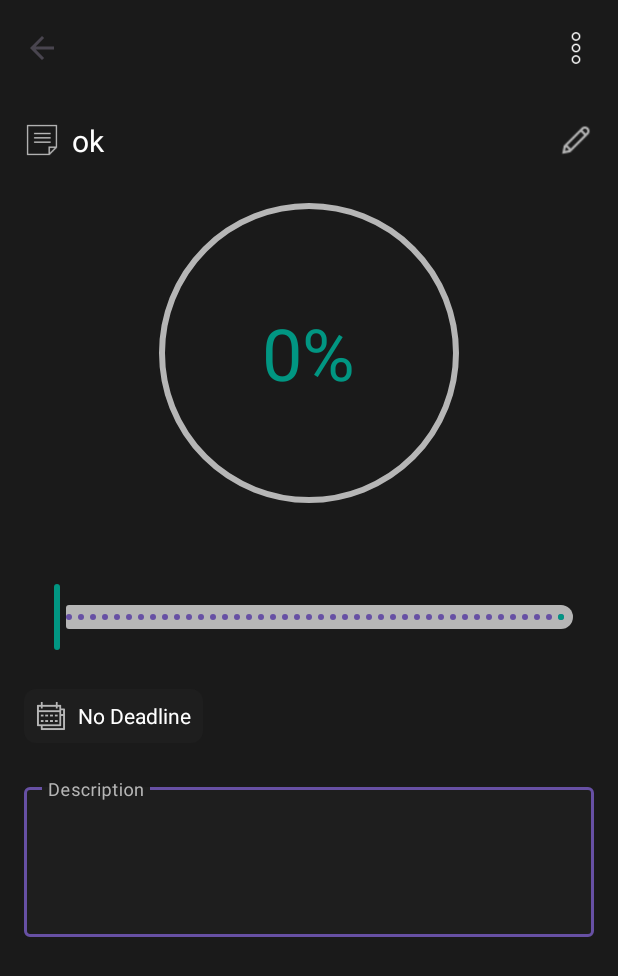
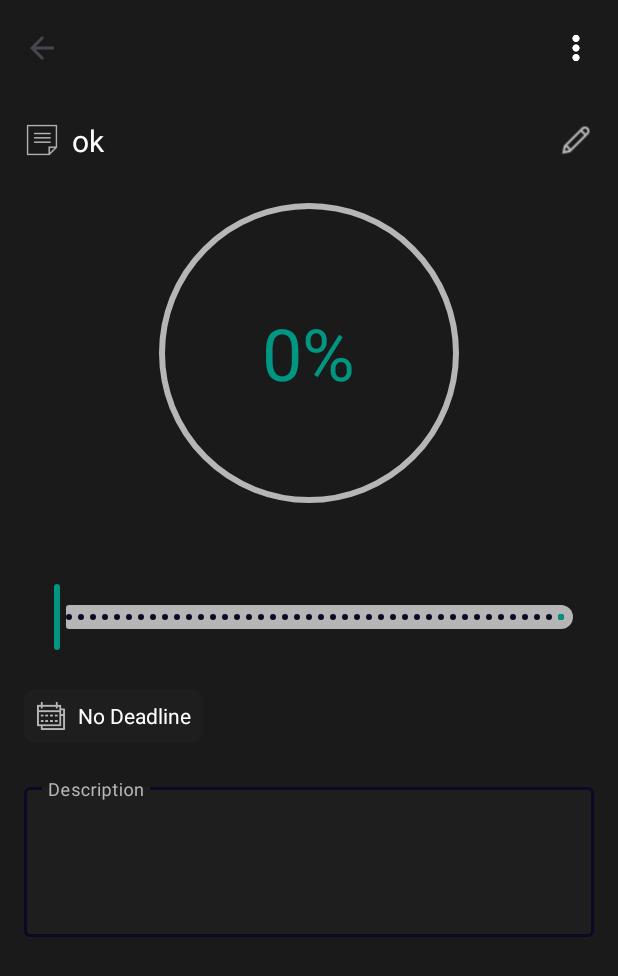
Before and after one commit to Sheild007/FocusBuddy-a-task-managemnt-app, an Android app: the taskDetails screen opened directly, with no data from a screen before it, on a phone screen of 412 x 824 dp. Shown: the top 976 px of the screen. Run offline under Robolectric (Android 15) with nearby library versions, the phone set to English and light mode, and no system bars.

Commit message:
UI color fixed

```diff
--- a/app/src/main/java/com/example/focusbuddy/MainActivity.java
+++ b/app/src/main/java/com/example/focusbuddy/MainActivity.java
@@ -40,9 +40,6 @@
         super.onCreate(savedInstanceState);
         setContentView(R.layout.activity_main);
 
-        if (Build.VERSION.SDK_INT >= Build.VERSION_CODES.LOLLIPOP) {
-            getWindow().setStatusBarColor(ContextCompat.getColor(this, R.color.new_status_bar_color));
-        }
 
 
         drawerLayout = findViewById(R.id.drawer_layout);
--- a/app/src/main/res/values-night/themes.xml
+++ b/app/src/main/res/values-night/themes.xml
@@ -1,7 +1,29 @@
+<?xml version="1.0" encoding="utf-8"?>
 <resources xmlns:tools="http://schemas.android.com/tools">
-    <!-- Base application theme. -->
+    <!-- Base application theme for Dark Mode using Material3 with DayNight support and NoActionBar -->
     <style name="Base.Theme.FocusBuddy" parent="Theme.Material3.DayNight.NoActionBar">
-        <!-- Customize your dark theme here. -->
-        <!-- <item name="colorPrimary">@color/my_dark_primary</item> -->
+        <!-- Primary brand color for dark theme -->
+        <item name="colorPrimary">@color/primary_dark</item>
+        <item name="colorPrimaryVariant">@color/primary</item>
+        <item name="colorOnPrimary">@color/on_primary</item>
+
+        <!-- Secondary brand color for dark theme -->
+        <item name="colorSecondary">@color/secondary_dark</item>
+        <item name="colorSecondaryVariant">@color/secondary</item>
+        <item name="colorOnSecondary">@color/on_secondary</item>
+
+        <!-- Background colors for dark theme -->
+        <item name="android:colorBackground">@color/background_dark</item>
+        <item name="colorSurface">@color/surface_dark</item>
+        <item name="colorOnBackground">@color/on_background</item>
+        <item name="colorOnSurface">@color/on_surface</item>
+
+        <!-- Status bar and navigation bar colors for dark theme -->
+        <item name="android:statusBarColor" tools:targetApi="l">@color/background_dark</item>
+        <item name="android:navigationBarColor">@color/black</item>
+
+        <!-- Error and on-error colors -->
+        <item name="colorError">@color/error</item>
+        <item name="colorOnError">@color/on_error</item>
     </style>
 </resources>
--- a/app/src/main/res/values/colors.xml
+++ b/app/src/main/res/values/colors.xml
@@ -1,5 +1,6 @@
 <?xml version="1.0" encoding="utf-8"?>
 <resources>
+    <!-- Old Colors -->
     <color name="black">#FF000000</color>
     <color name="white">#FFFFFFFF</color>
     <color name="gray">#b6b6b6</color>
@@ -18,4 +19,27 @@
     <color name="new_status_bar_color">#0d0823</color> <!-- Replace with your desired color -->
     <color name="card_background">#1E1E1E</color>
     <color name="surface_dark">#1E1E1E</color>
+    <color name="date_background">#33FFFFFF</color>
+
+    <!-- New Primary and Secondary Colors -->
+    <color name="primary">#0d0823</color>
+    <color name="primary_light">#2d2842</color>
+    <color name="primary_dark">#060412</color>
+
+    <!-- Secondary color (a complementary color to the primary) -->
+    <color name="secondary">#f0e68c</color>
+    <color name="secondary_light">#fff5ba</color>
+    <color name="secondary_dark">#beb460</color>
+
+    <!-- Additional colors for various purposes -->
+    <color name="background">#f5f5f7</color>
+    <color name="surface">#ffffff</color>
+    <color name="error">#b00020</color>
+
+    <!-- Text colors -->
+    <color name="on_primary">#ffffff</color>
+    <color name="on_secondary">#000000</color>
+    <color name="on_background">#000000</color>
+    <color name="on_surface">#000000</color>
+    <color name="on_error">#ffffff</color>
 </resources>
--- a/app/src/main/res/values/styles.xml
+++ b/app/src/main/res/values/styles.xml
@@ -6,4 +6,9 @@
         <item name="itemBackground">@color/background_dark</item>
 
     </style>
+
+
+    <style name="CustomPopupMenu" parent="Widget.AppCompat.PopupMenu">
+        <item name="android:popupBackground">@color/background_dark</item>
+    </style>
 </resources>
--- a/app/src/main/res/values/themes.xml
+++ b/app/src/main/res/values/themes.xml
@@ -1,14 +1,35 @@
+<?xml version="1.0" encoding="utf-8"?>
 <resources xmlns:tools="http://schemas.android.com/tools">
-    <!-- Base application theme. -->
+    <!-- Base application theme using Material3 with DayNight support and NoActionBar -->
     <style name="Base.Theme.FocusBuddy" parent="Theme.Material3.DayNight.NoActionBar">
-        <!-- Customize your light theme here. -->
-        <!-- <item name="colorPrimary">@color/my_light_primary</item> -->
+        <!-- Primary brand color -->
+        <item name="colorPrimary">@color/primary</item>
+        <item name="colorPrimaryVariant">@color/primary_dark</item>
+        <item name="colorOnPrimary">@color/on_primary</item>
+
+        <!-- Secondary brand color -->
+        <item name="colorSecondary">@color/secondary</item>
+        <item name="colorSecondaryVariant">@color/secondary_dark</item>
+        <item name="colorOnSecondary">@color/on_secondary</item>
+
+        <!-- Background colors -->
+        <item name="android:colorBackground">@color/background</item>
+        <item name="colorSurface">@color/surface</item>
+        <item name="colorOnBackground">@color/on_background</item>
+        <item name="colorOnSurface">@color/on_surface</item>
+
+        <!-- Status bar and navigation bar colors -->
+        <item name="android:statusBarColor" tools:targetApi="l">?attr/colorPrimaryVariant</item>
+        <item name="android:navigationBarColor">@color/new_status_bar_color</item>
+
+        <!-- Error and on-error colors -->
+        <item name="colorError">@color/error</item>
+        <item name="colorOnError">@color/on_error</item>
     </style>
 
-    <style name="Theme.FocusBuddy" parent="Base.Theme.FocusBuddy" />
-
-
-
-
-
+    <!-- Actual theme that inherits from Base.Theme.FocusBuddy -->
+    <style name="Theme.FocusBuddy" parent="Base.Theme.FocusBuddy">
+        <!-- Customize additional attributes if needed -->
+        <!-- You can add items here to override the base theme for this specific theme -->
+    </style>
 </resources>
```
Also changed, not shown: app/src/main/java/com/example/focusbuddy/projectDetails.java (+39 -10 lines), app/src/main/res/layout/item_task.xml (+17 -4 lines), app/src/main/res/menu/menu_project_details.xml (+8 -4 lines), app/src/main/res/drawable/ic_more_vert.png.
